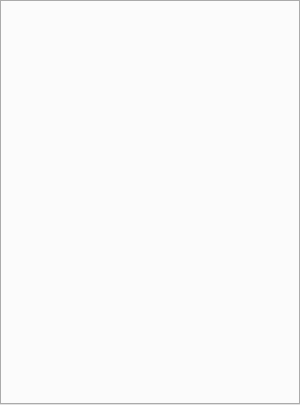
Qt form src/airunner/widgets/prompt_builder/templates/prompt_builder.ui (Capsize-Games/airunner) before a commit.
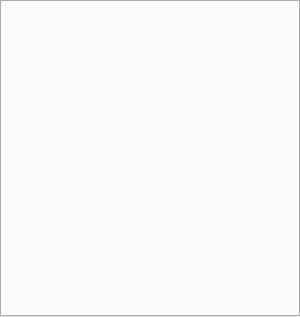
The same form after that commit.

Diff of the .ui file:
```diff
--- a/src/airunner/widgets/prompt_builder/templates/prompt_builder.ui
+++ b/src/airunner/widgets/prompt_builder/templates/prompt_builder.ui
@@ -7,11 +7,11 @@
     <x>0</x>
     <y>0</y>
     <width>300</width>
-    <height>405</height>
+    <height>317</height>
    </rect>
   </property>
   <property name="sizePolicy">
-   <sizepolicy hsizetype="Preferred" vsizetype="Minimum">
+   <sizepolicy hsizetype="Preferred" vsizetype="Preferred">
     <horstretch>0</horstretch>
     <verstretch>0</verstretch>
    </sizepolicy>
@@ -19,7 +19,7 @@
   <property name="minimumSize">
    <size>
     <width>0</width>
-    <height>405</height>
+    <height>0</height>
    </size>
   </property>
   <property name="font">
```
